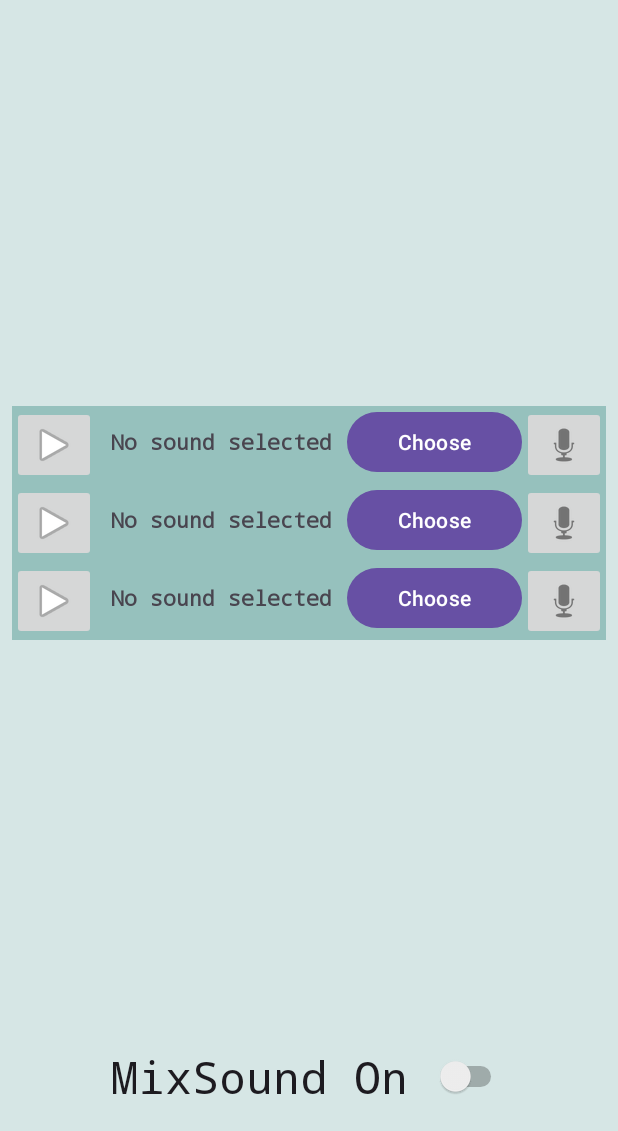
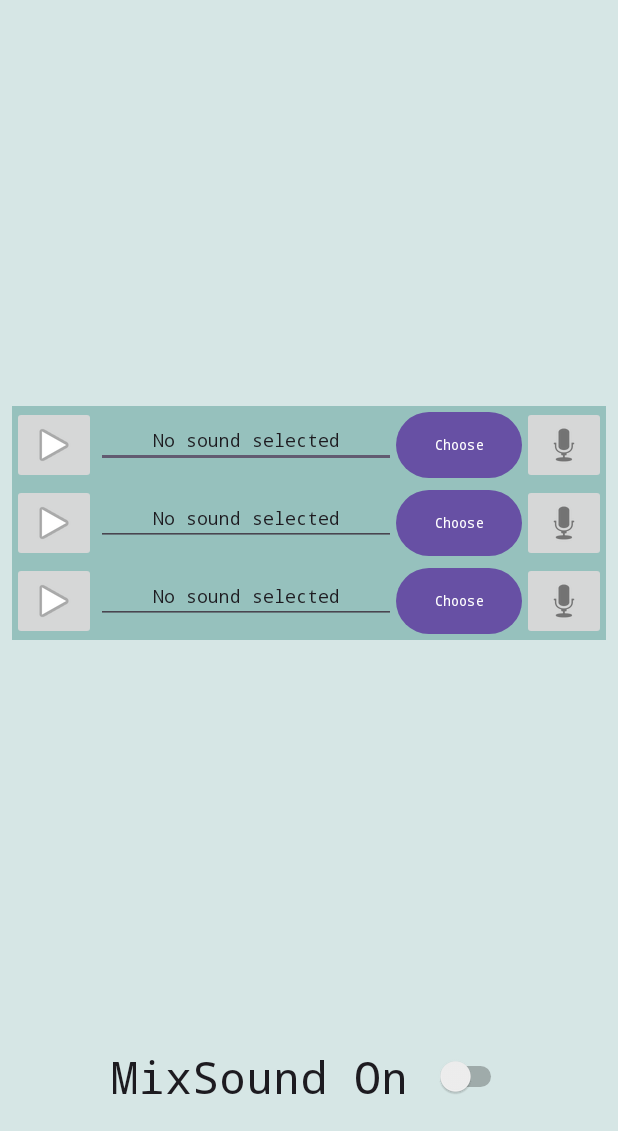
Before and after one commit to Padamadam/PlaySound, an Android app: the screen it shows after launch (MainActivity), on a phone screen of 412 x 824 dp, the part 105-1236 px from its top. Run offline under Robolectric (Android 15) with nearby library versions, the phone set to English and light mode, and no system bars.

Commit message:
Music choice and playing

```diff
--- a/app/src/main/AndroidManifest.xml
+++ b/app/src/main/AndroidManifest.xml
@@ -3,13 +3,11 @@
     xmlns:tools="http://schemas.android.com/tools">
 
     <uses-permission android:name="android.permission.RECORD_AUDIO"/>
-    <uses-permission android:name="android.permission.WRITE_EXTERNAL_STORAGE"
-        android:maxSdkVersion="32" />
-    <uses-permission android:name="android.permission.READ_EXTERNAL_STORAGE"
-        android:maxSdkVersion="32" />
+    <uses-permission android:name="android.permission.READ_MEDIA_AUDIO"/>
 
 
     <application
+        android:requestLegacyExternalStorage="true"
         android:allowBackup="true"
         android:dataExtractionRules="@xml/data_extraction_rules"
         android:fullBackupContent="@xml/backup_rules"
--- a/app/src/main/java/de/fra_uas/fb2/mobiledevices/playsound/MainActivity.kt
+++ b/app/src/main/java/de/fra_uas/fb2/mobiledevices/playsound/MainActivity.kt
@@ -1,24 +1,51 @@
 package de.fra_uas.fb2.mobiledevices.playsound
 
+import android.Manifest
+import android.app.Activity
+import android.content.Intent
+import android.content.pm.PackageManager
+import android.media.MediaPlayer
+import android.net.Uri
+import android.os.Build
 import android.os.Bundle
+import android.widget.Button
+import android.widget.ImageButton
+import android.widget.Switch
+import android.widget.TextView
+import android.widget.Toast
 import androidx.activity.enableEdgeToEdge
+import androidx.activity.result.ActivityResult
+import androidx.activity.result.contract.ActivityResultContracts
+import androidx.annotation.RequiresApi
 import androidx.appcompat.app.AppCompatActivity
+import androidx.core.app.ActivityCompat
+import androidx.core.content.ContextCompat
 import androidx.core.view.ViewCompat
 import androidx.core.view.WindowInsetsCompat
-import android.Manifest
-import android.content.pm.PackageManager
-import android.media.MediaPlayer
-import android.media.MediaRecorder
-import android.os.Environment
-import android.widget.Button
-import android.widget.Switch
-import androidx.core.app.ActivityCompat
-import androidx.core.content.ContextCompat
-import java.io.IOException
-
 
 class MainActivity : AppCompatActivity() {
 
+    private lateinit var playSound1: ImageButton
+    private lateinit var playSound2: ImageButton
+    private lateinit var playSound3: ImageButton
+
+    private lateinit var soundTitle1: TextView
+    private lateinit var soundTitle2: TextView
+    private lateinit var soundTitle3: TextView
+
+    private lateinit var chooseSound1: Button
+    private lateinit var chooseSound2: Button
+    private lateinit var chooseSound3: Button
+
+    private lateinit var mixSound: Switch
+
+    private var currentButtonId: Int = 0
+    private var mediaPlayer: MediaPlayer? = null
+    private var soundUri1: Uri? = null
+    private var soundUri2: Uri? = null
+    private var soundUri3: Uri? = null
+
+    @RequiresApi(Build.VERSION_CODES.UPSIDE_DOWN_CAKE)
     override fun onCreate(savedInstanceState: Bundle?) {
         super.onCreate(savedInstanceState)
         enableEdgeToEdge()
@@ -28,5 +55,100 @@ class MainActivity : AppCompatActivity() {
             v.setPadding(systemBars.left, systemBars.top, systemBars.right, systemBars.bottom)
             insets
         }
+
+        playSound1 = findViewById(R.id.playSound1)
+        playSound2 = findViewById(R.id.playSound2)
+        playSound3 = findViewById(R.id.playSound3)
+
+        soundTitle1 = findViewById(R.id.soundTitle1)
+        soundTitle2 = findViewById(R.id.soundTitle2)
+        soundTitle3 = findViewById(R.id.soundTitle3)
+
+        chooseSound1 = findViewById(R.id.chooseSound1)
+        chooseSound2 = findViewById(R.id.chooseSound2)
+        chooseSound3 = findViewById(R.id.chooseSound3)
+
+        mixSound = findViewById(R.id.mixSound)
+
+        chooseSound1.setOnClickListener { chooseSound(1) }
+        chooseSound2.setOnClickListener { chooseSound(2) }
+        chooseSound3.setOnClickListener { chooseSound(3) }
+
+        playSound1.setOnClickListener { playSound(soundUri1) }
+        playSound2.setOnClickListener { playSound(soundUri2) }
+        playSound3.setOnClickListener { playSound(soundUri3) }
+
+        checkPermissions()
+    }
+
+    private val chooseSoundLauncher = registerForActivityResult(ActivityResultContracts.StartActivityForResult()) { result: ActivityResult ->
+        if (result.resultCode == Activity.RESULT_OK) {
+            result.data?.data?.let { uri ->
+                when (currentButtonId) {
+                    1 -> {
+                        soundUri1 = uri
+                        soundTitle1.text = uri.lastPathSegment
+                    }
+                    2 -> {
+                        soundUri2 = uri
+                        soundTitle2.text = uri.lastPathSegment
+                    }
+                    3 -> {
+                        soundUri3 = uri
+                        soundTitle3.text = uri.lastPathSegment
+                    }
+                }
+            }
+        }
+    }
+
+    private fun chooseSound(buttonId: Int) {
+        currentButtonId = buttonId
+        val intent = Intent(Intent.ACTION_OPEN_DOCUMENT).apply {
+            type = "audio/*"
+            addCategory(Intent.CATEGORY_OPENABLE)
+        }
+        chooseSoundLauncher.launch(intent)
+    }
+
+    private fun playSound(uri: Uri?) {
+        if (uri == null) return
+
+        if (!mixSound.isChecked) {
+            mediaPlayer?.stop()
+            mediaPlayer?.release()
+            mediaPlayer = null
+        }
+
+        mediaPlayer = MediaPlayer().apply {
+            setDataSource(this@MainActivity, uri)
+            prepare()
+            start()
+            setOnCompletionListener {
+                it.release()
+                if (it == mediaPlayer) {
+                    mediaPlayer = null
+                }
+            }
+        }
+    }
+
+    @RequiresApi(Build.VERSION_CODES.UPSIDE_DOWN_CAKE)
+    private fun checkPermissions() {
+        val permissions = if (Build.VERSION.SDK_INT >= Build.VERSION_CODES.TIRAMISU) {
+            arrayOf(Manifest.permission.RECORD_AUDIO, Manifest.permission.READ_MEDIA_AUDIO)
+        } else {
+            arrayOf(Manifest.permission.RECORD_AUDIO, Manifest.permission.READ_EXTERNAL_STORAGE)
+        }
+
+        if (!permissions.all { ContextCompat.checkSelfPermission(this, it) == PackageManager.PERMISSION_GRANTED }) {
+            ActivityCompat.requestPermissions(this, permissions, 1)
+            Toast.makeText(this, "No permissions granted", Toast.LENGTH_SHORT).show()
+        }
+    }
+
+    override fun onDestroy() {
+        super.onDestroy()
+        mediaPlayer?.release()
     }
 }
--- a/app/src/main/res/layout/activity_main.xml
+++ b/app/src/main/res/layout/activity_main.xml
@@ -56,122 +56,117 @@
                 android:id="@+id/playSound1"
                 android:layout_width="wrap_content"
                 android:layout_height="wrap_content"
-                app:srcCompat="@android:drawable/ic_media_play"
-                android:contentDescription="@string/play" />
+                android:contentDescription="@string/play"
+                app:srcCompat="@android:drawable/ic_media_play" />
 
-            <TextView
+            <EditText
                 android:id="@+id/soundTitle1"
-                android:layout_width="wrap_content"
+                android:layout_width="200dp"
                 android:layout_height="wrap_content"
-                android:layout_weight="1"
+                android:ems="10"
                 android:fontFamily="monospace"
+                android:inputType="text"
                 android:text="@string/no_sound_selected"
                 android:textAlignment="center"
-                android:textStyle="bold" />
+                android:textSize="12sp" />
 
             <Button
                 android:id="@+id/chooseSound1"
-                android:layout_width="wrap_content"
-                android:layout_height="wrap_content"
+                android:layout_width="30dp"
+                android:layout_height="match_parent"
                 android:layout_weight="1"
-                android:text="@string/choose" />
+                android:fontFamily="monospace"
+                android:text="@string/choose"
+                android:textSize="9sp" />
 
             <ImageButton
                 android:id="@+id/recordSound1"
                 android:layout_width="wrap_content"
                 android:layout_height="wrap_content"
-                app:srcCompat="@android:drawable/ic_btn_speak_now"
-                android:contentDescription="@string/record_sound" />
-
+                android:contentDescription="@string/record_sound"
+                app:srcCompat="@android:drawable/ic_btn_speak_now" />
         </LinearLayout>
 
         <LinearLayout
             android:layout_width="match_parent"
-            android:layout_height="match_parent"
+            android:layout_height="wrap_content"
             android:orientation="horizontal">
 
             <ImageButton
                 android:id="@+id/playSound2"
                 android:layout_width="wrap_content"
                 android:layout_height="wrap_content"
-                app:srcCompat="@android:drawable/ic_media_play"
-                android:contentDescription="@string/play"/>
+                android:contentDescription="@string/play"
+                app:srcCompat="@android:drawable/ic_media_play" />
 
-            <TextView
+            <EditText
                 android:id="@+id/soundTitle2"
-                android:layout_width="wrap_content"
+                android:layout_width="200dp"
                 android:layout_height="wrap_content"
-                android:layout_weight="1"
+                android:ems="10"
                 android:fontFamily="monospace"
+                android:inputType="text"
                 android:text="@string/no_sound_selected"
                 android:textAlignment="center"
-                android:textStyle="bold" />
+                android:textSize="12sp" />
 
             <Button
                 android:id="@+id/chooseSound2"
-                android:layout_width="wrap_content"
-                android:layout_height="wrap_content"
+                android:layout_width="30dp"
+                android:layout_height="match_parent"
                 android:layout_weight="1"
-                android:text="@string/choose" />
+                android:fontFamily="monospace"
+                android:text="@string/choose"
+                android:textSize="9sp" />
 
             <ImageButton
                 android:id="@+id/recordSound2"
                 android:layout_width="wrap_content"
                 android:layout_height="wrap_content"
-                app:srcCompat="@android:drawable/ic_btn_speak_now"
-                android:contentDescription="@string/record_sound"/>
-
+                android:contentDescription="@string/record_sound"
+                app:srcCompat="@android:drawable/ic_btn_speak_now" />
         </LinearLayout>
 
         <LinearLayout
             android:layout_width="match_parent"
-            android:layout_height="match_parent"
+            android:layout_height="wrap_content"
             android:orientation="horizontal">
 
             <ImageButton
                 android:id="@+id/playSound3"
                 android:layout_width="wrap_content"
                 android:layout_height="wrap_content"
-                app:srcCompat="@android:drawable/ic_media_play"
-                android:contentDescription="@string/play"/>
+                android:contentDescription="@string/play"
+                app:srcCompat="@android:drawable/ic_media_play" />
 
-            <TextView
+            <EditText
                 android:id="@+id/soundTitle3"
-                android:layout_width="wrap_content"
+                android:layout_width="200dp"
                 android:layout_height="wrap_content"
-                android:layout_weight="1"
+                android:ems="10"
                 android:fontFamily="monospace"
+                android:inputType="text"
                 android:text="@string/no_sound_selected"
                 android:textAlignment="center"
-                android:textStyle="bold" />
+                android:textSize="12sp" />
 
             <Button
                 android:id="@+id/chooseSound3"
-                android:layout_width="wrap_content"
-                android:layout_height="wrap_content"
+                android:layout_width="30dp"
+                android:layout_height="match_parent"
                 android:layout_weight="1"
-                android:text="@string/choose" />
+                android:fontFamily="monospace"
+                android:text="@string/choose"
+                android:textSize="9sp" />
 
             <ImageButton
                 android:id="@+id/recordSound3"
                 android:layout_width="wrap_content"
                 android:layout_height="wrap_content"
-                app:srcCompat="@android:drawable/ic_btn_speak_now"
-                android:contentDescription="@string/record_sound"/>
+                android:contentDescription="@string/record_sound"
+                app:srcCompat="@android:drawable/ic_btn_speak_now" />
         </LinearLayout>
 
     </LinearLayout>
 
-<!--    <Button-->
-<!--        android:id="@+id/button14"-->
-<!--        android:layout_width="match_parent"-->
-<!--        android:layout_height="wrap_content"-->
-<!--        android:layout_marginStart="24dp"-->
-<!--        android:layout_marginEnd="24dp"-->
-<!--        android:layout_marginBottom="32dp"-->
-<!--        android:text="Add more sounds"-->
-<!--        app:layout_constraintBottom_toTopOf="@+id/mixSound"-->
-<!--        app:layout_constraintEnd_toEndOf="parent"-->
-<!--        app:layout_constraintStart_toStartOf="parent" />-->
-
 </androidx.constraintlayout.widget.ConstraintLayout>
```
